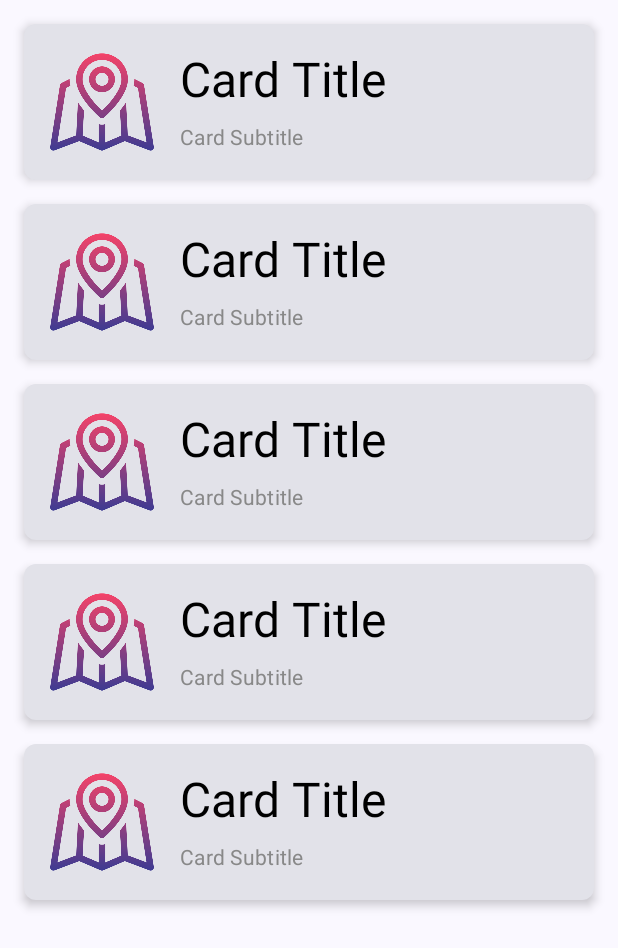
After one commit to TUM-HIS/smooth-rufaa-android-client, an Android app built with Jetpack Compose: the FacilitiesScreen screen opened through its navigation route, on a phone screen of 412 x 824 dp. The commit adds this screen. Shown: the top 948 px of the screen. Run offline under Robolectric (Android 15) with nearby library versions, the phone set to English and light mode, and no system bars; our stand-ins replace Dagger/Hilt's generated code.

Commit message:
facilities Screen added

```diff
--- a/app/build.gradle
+++ b/app/build.gradle
@@ -52,7 +52,7 @@ android {
 
 dependencies {
 
-    implementation 'androidx.core:core-ktx:1.10.0'
+    implementation 'androidx.core:core-ktx:1.10.1'
     implementation 'androidx.lifecycle:lifecycle-runtime-ktx:2.6.1'
     implementation 'androidx.activity:activity-compose:1.7.1'
     implementation "androidx.compose.ui:ui:$compose_version"
@@ -68,6 +68,7 @@ dependencies {
     // Maps
     implementation 'com.google.maps.android:maps-compose:2.7.2'
     implementation 'com.google.android.gms:play-services-maps:18.1.0'
+
 
     implementation 'com.google.maps.android:android-maps-utils:2.3.0'//https://developers.google.com/maps/documentation/android-sdk/utility/setup
 
--- a/app/src/main/java/teka/android/smoothrufaaandroidclient/navigation/MyAppNavHost.kt
+++ b/app/src/main/java/teka/android/smoothrufaaandroidclient/navigation/MyAppNavHost.kt
@@ -5,7 +5,7 @@ import androidx.navigation.NavHostController
 import androidx.navigation.compose.NavHost
 import androidx.navigation.compose.composable
 import androidx.navigation.compose.rememberNavController
-import teka.android.composenavigation.navigation.Routes
+import teka.android.smoothrufaaandroidclient.presentation.facilities.FacilitiesScreen
 import teka.android.smoothrufaaandroidclient.presentation.home.HomeScreen
 import teka.android.smoothrufaaandroidclient.presentation.map.MapScreen
 
@@ -13,7 +13,7 @@ import teka.android.smoothrufaaandroidclient.presentation.map.MapScreen
 fun MyAppNavHost(
     navController: NavHostController = rememberNavController()
 ) {
-    NavHost(navController = navController, startDestination = Routes.MAP_SCREEN){
+    NavHost(navController = navController, startDestination = Routes.FACILITIES_SCREEN){
 
         composable(Routes.HOME_SCREEN){
             HomeScreen(navController = navController)
@@ -28,6 +28,10 @@ fun MyAppNavHost(
             MapScreen(navController = navController)
         }
 
+        composable(Routes.FACILITIES_SCREEN){
+            FacilitiesScreen()
+        }
+
     }
 
 
--- a/app/src/main/java/teka/android/smoothrufaaandroidclient/navigation/Routes.kt
+++ b/app/src/main/java/teka/android/smoothrufaaandroidclient/navigation/Routes.kt
@@ -1,8 +1,9 @@
-package teka.android.composenavigation.navigation
+package teka.android.smoothrufaaandroidclient.navigation
 
 object Routes {
 
     const val HOME_SCREEN = "home_screen"
     const val MAP_SCREEN = "map_screen"
+    const val FACILITIES_SCREEN = "facilities_screen"
 
 }
--- /dev/null
+++ b/app/src/main/java/teka/android/smoothrufaaandroidclient/presentation/details/DetailsScreen.kt
@@ -0,0 +1,9 @@
+package teka.android.smoothrufaaandroidclient.presentation.details
+
+import androidx.compose.runtime.Composable
+
+
+@Composable
+fun DetailsScreen(){
+
+}
--- /dev/null
+++ b/app/src/main/java/teka/android/smoothrufaaandroidclient/presentation/facilities/FacilitiesScreen.kt
@@ -0,0 +1,24 @@
+package teka.android.smoothrufaaandroidclient.presentation.facilities
+
+import androidx.compose.foundation.layout.Column
+import androidx.compose.foundation.layout.Spacer
+import androidx.compose.foundation.layout.height
+import androidx.compose.foundation.layout.padding
+import androidx.compose.runtime.Composable
+import androidx.compose.ui.Modifier
+import androidx.compose.ui.unit.dp
+
+
+@Composable
+fun FacilitiesScreen(){
+
+    Column(
+        modifier = Modifier.padding(16.dp)
+    ) {
+        repeat(5) {
+            FacilityCard()
+            Spacer(modifier = Modifier.height(16.dp))
+        }
+    }
+
+}
--- /dev/null
+++ b/app/src/main/java/teka/android/smoothrufaaandroidclient/presentation/facilities/FacilityCard.kt
@@ -0,0 +1,59 @@
+package teka.android.smoothrufaaandroidclient.presentation.facilities
+
+import android.media.Image
+import androidx.compose.foundation.layout.*
+import androidx.compose.foundation.shape.RoundedCornerShape
+import androidx.compose.material3.Card
+import androidx.compose.material3.MaterialTheme
+import androidx.compose.material3.Text
+import androidx.compose.runtime.Composable
+import androidx.compose.ui.Alignment
+import androidx.compose.ui.Modifier
+import androidx.compose.ui.graphics.Color
+import androidx.compose.ui.layout.ContentScale
+import androidx.compose.ui.res.painterResource
+import androidx.compose.foundation.Image
+import androidx.compose.material3.CardDefaults
+
+import androidx.compose.ui.unit.dp
+import teka.android.smoothrufaaandroidclient.R
+
+
+@Composable
+fun FacilityCard(){
+
+    Card(
+        shape = RoundedCornerShape(8.dp),
+        elevation = CardDefaults.cardElevation(
+            defaultElevation = 4.dp
+        ),
+        modifier = Modifier.fillMaxWidth()
+    ) {
+        Row(
+            verticalAlignment = Alignment.CenterVertically,
+            modifier = Modifier.padding(16.dp)
+        ) {
+            Image(
+                painter = painterResource(id = R.drawable.map),
+                contentDescription = "Image",
+                contentScale = ContentScale.Crop,
+                modifier = Modifier.size(72.dp)
+            )
+            Spacer(modifier = Modifier.width(16.dp))
+            Column {
+                Text(
+                    text = "Card Title",
+                    style = MaterialTheme.typography.headlineLarge,
+                    color = Color.Black
+                )
+                Spacer(modifier = Modifier.height(8.dp))
+                Text(
+                    text = "Card Subtitle",
+                    style = MaterialTheme.typography.bodyMedium,
+                    color = Color.Gray
+                )
+            }
+        }
+    }
+
+}
--- a/app/src/main/java/teka/android/smoothrufaaandroidclient/presentation/map/MapScreen.kt
+++ b/app/src/main/java/teka/android/smoothrufaaandroidclient/presentation/map/MapScreen.kt
@@ -2,6 +2,7 @@ package teka.android.smoothrufaaandroidclient.presentation.map
 
 import androidx.compose.foundation.layout.fillMaxSize
 import androidx.compose.runtime.Composable
+import androidx.lifecycle.viewmodel.compose.viewModel;
 import androidx.compose.ui.Modifier
 import androidx.navigation.NavController
 import com.google.android.gms.maps.model.BitmapDescriptorFactory
@@ -13,7 +14,7 @@ import com.google.maps.android.compose.*
 @Composable
 fun MapScreen(
     navController: NavController,
-    viewModel: MapsViewModel = androidx.lifecycle.viewmodel.compose.viewModel()
+    viewModel: MapsViewModel = viewModel()
 ){
 
 
```
